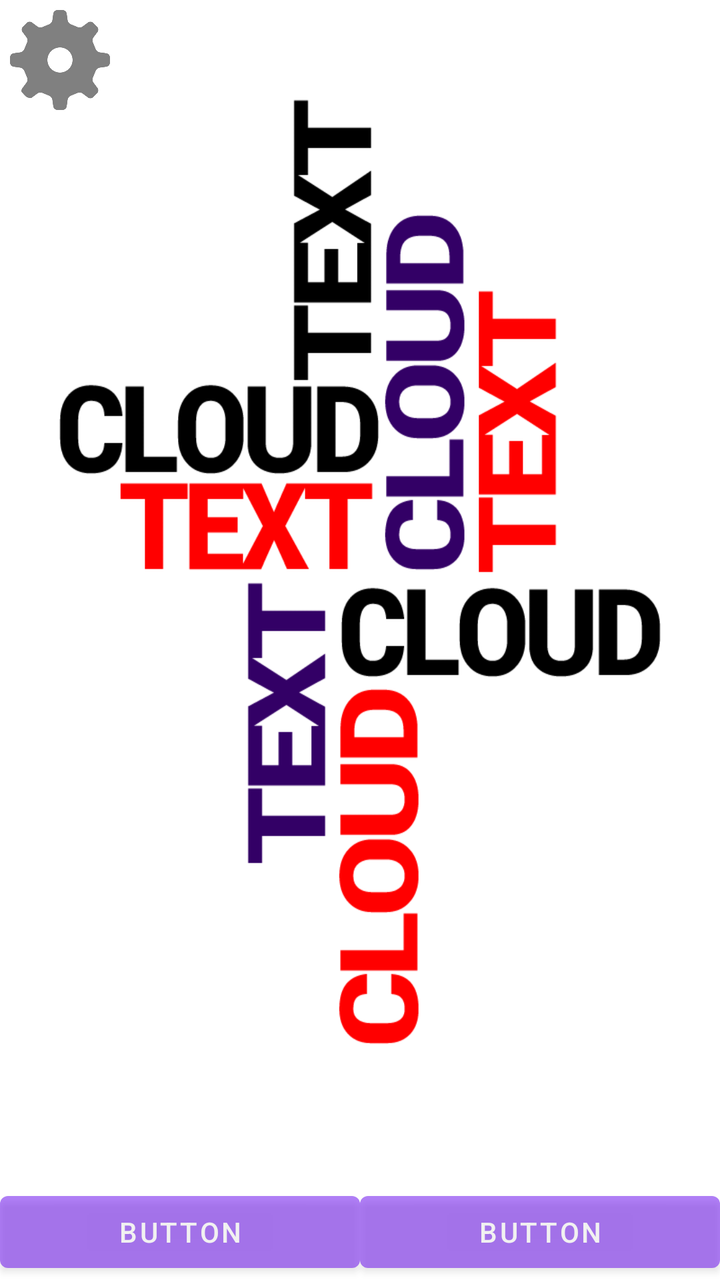
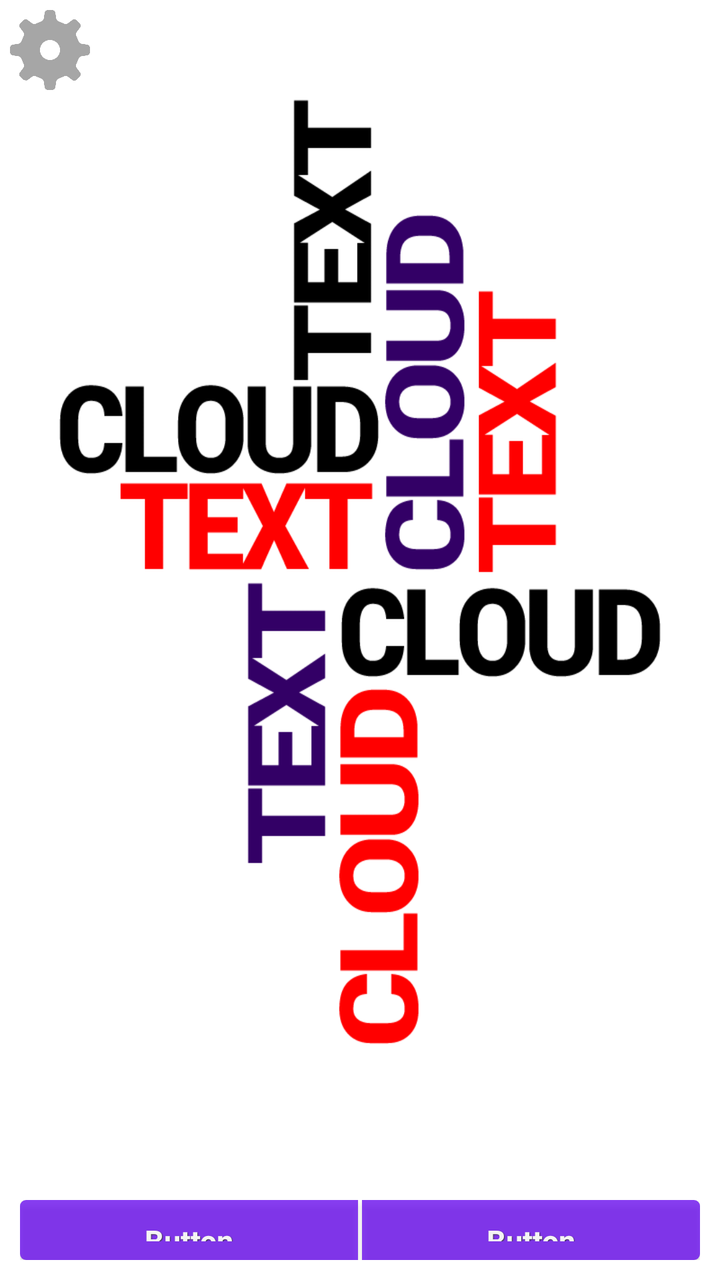

Screens rendered from an Android XML layout before and after an edit, with the pre-edit source and the edit as a unified diff.
<!-- AndroidManifest.xml: fallback theme Theme.MaterialComponents.DayNight.NoActionBar -->
<!-- res/layout/activity_main.xml -->
<RelativeLayout xmlns:android="http://schemas.android.com/apk/res/android"
    android:layout_width="match_parent"
    android:layout_height="match_parent"
    android:background="@drawable/main_image" >

    <LinearLayout
        android:layout_width="match_parent"
        android:layout_height="wrap_content"
        android:layout_alignParentBottom="true"
        android:layout_alignParentLeft="true" >

        <Button
            android:id="@+id/contact_selection_button"
            android:layout_width="wrap_content"
            android:layout_height="wrap_content"
            android:layout_weight=".5"
            android:alpha=".5"
            android:text="Button" />

        <Button
            android:id="@+id/create_text_cloud_button"
            android:layout_width="wrap_content"
            android:layout_height="wrap_content"
            android:layout_weight=".5"
            android:alpha=".5"
            android:text="Button" />

    </LinearLayout>

    <ImageView
        android:id="@+id/settingsButton"
        android:layout_width="wrap_content"
        android:layout_height="wrap_content"
        android:layout_alignParentLeft="true"
        android:layout_alignParentTop="true"
        android:layout_margin="5dp"
        android:adjustViewBounds="true"
        android:alpha=".5"
        android:maxHeight="50dp"
        android:maxWidth="50dp"
        android:src="@drawable/settingsicon" />

</RelativeLayout>
<!-- resources referenced by this layout -->
<resources>
  <!-- drawable main_image: png bitmap (drawable-hdpi, 45865 bytes) -->
  <!-- drawable settingsicon: png bitmap (drawable-hdpi, 12030 bytes) -->
</resources>

<!-- the commit's change to res/layout/activity_main.xml (unified diff, before → after) -->
@@ -1,28 +1,36 @@
 <RelativeLayout xmlns:android="http://schemas.android.com/apk/res/android"
+    android:id="@+id/main_layout"
     android:layout_width="match_parent"
     android:layout_height="match_parent"
     android:background="@drawable/main_image" >
 
     <LinearLayout
         android:layout_width="match_parent"
-        android:layout_height="wrap_content"
+        android:layout_height="30dp"
         android:layout_alignParentBottom="true"
-        android:layout_alignParentLeft="true" >
+        android:layout_alignParentLeft="true"
+        android:layout_margin="10dp" >
 
         <Button
             android:id="@+id/contact_selection_button"
+            style="@style/btnStyleBlackpearl"
             android:layout_width="wrap_content"
             android:layout_height="wrap_content"
-            android:layout_weight=".5"
-            android:alpha=".5"
+            android:layout_marginRight="1dp"
+            android:layout_weight=".25"
+            android:alpha=".75"
+            android:background="@drawable/button_left"
             android:text="Button" />
 
         <Button
             android:id="@+id/create_text_cloud_button"
+            style="@style/btnStyleBlackpearl"
             android:layout_width="wrap_content"
             android:layout_height="wrap_content"
-            android:layout_weight=".5"
-            android:alpha=".5"
+            android:layout_marginLeft="1dp"
+            android:layout_weight=".25"
+            android:alpha=".75"
+            android:background="@drawable/button_right"
             android:text="Button" />
 
     </LinearLayout>
@@ -35,9 +43,9 @@
         android:layout_alignParentTop="true"
         android:layout_margin="5dp"
         android:adjustViewBounds="true"
-        android:alpha=".5"
-        android:maxHeight="50dp"
-        android:maxWidth="50dp"
+        android:alpha=".35"
+        android:maxHeight="40dp"
+        android:maxWidth="40dp"
         android:src="@drawable/settingsicon" />
 
 </RelativeLayout>
<!-- resource entries referenced after the edit -->
@@ -1,6 +1,70 @@
 <!-- resources referenced by this layout -->
 <resources>
+  <!-- drawable button_left (drawable-hdpi) -->
+  <?xml version="1.0" encoding="utf-8"?>
+  <selector xmlns:android="http://schemas.android.com/apk/res/android" >
+       <item android:state_pressed="true" >
+           <shape android:shape="rectangle"  >
+               <corners android:bottomLeftRadius="3dip" 
+                   android:topLeftRadius="3dip"/>
+               <gradient  android:angle="-90"  android:startColor="#080909" android:endColor="#626b70"  />            
+           </shape>
+       </item>
+      <item android:state_focused="true">
+           <shape android:shape="rectangle"  >
+               <corners android:bottomLeftRadius="3dip" 
+                   android:topLeftRadius="3dip"/>
+               <solid  android:color="#050e13"/>       
+           </shape>
+       </item>  
+      <item >
+          <shape android:shape="rectangle"  >
+               <corners android:bottomLeftRadius="3dip" 
+                   android:topLeftRadius="3dip"/>
+               <gradient  android:angle="-90"  android:startColor="#3c454a" android:endColor="#050e13" />            
+           </shape>
+       </item>
+  </selector>
+  <!-- drawable button_right (drawable-hdpi) -->
+  <?xml version="1.0" encoding="utf-8"?>
+  <selector xmlns:android="http://schemas.android.com/apk/res/android" >
+       <item android:state_pressed="true" >
+           <shape android:shape="rectangle"  >
+               <corners android:radius="3dip" />
+               <corners android:bottomRightRadius="3dip" 
+                   android:topRightRadius="3dip"/>
+               <gradient  android:angle="-90"  android:startColor="#080909" android:endColor="#626b70"  />            
+           </shape>
+       </item>
+      <item android:state_focused="true">
+           <shape android:shape="rectangle"  >
+               <corners android:bottomRightRadius="3dip" 
+                   android:topRightRadius="3dip"/>
+  
+               <solid  android:color="#050e13"/>       
+           </shape>
+       </item>  
+      <item >
+          <shape android:shape="rectangle"  >
+               <corners android:bottomRightRadius="3dip" 
+                   android:topRightRadius="3dip"/>
+               <gradient  android:angle="-90"  android:startColor="#3c454a" android:endColor="#050e13" />            
+           </shape>
+       </item>
+  </selector>
   <!-- drawable main_image: png bitmap (drawable-hdpi, 45865 bytes) -->
   <!-- drawable settingsicon: png bitmap (drawable-hdpi, 12030 bytes) -->
+  <style name="btnStyleBlackpearl" parent="@android:style/Widget.Button">
+         <item name="android:textSize">15sp</item>
+         <item name="android:textStyle">bold</item>
+         <item name="android:textColor">#FFFFFF</item>
+         <item name="android:gravity">center</item>
+         <item name="android:shadowColor">#000000</item>
+         <item name="android:shadowDx">1</item>
+         <item name="android:shadowDy">1</item>
+         <item name="android:shadowRadius">0.6</item>
+         <item name="android:alpha">.5</item>
+         <item name="android:background">@drawable/button_left</item>
+     </style>
 </resources>
 
